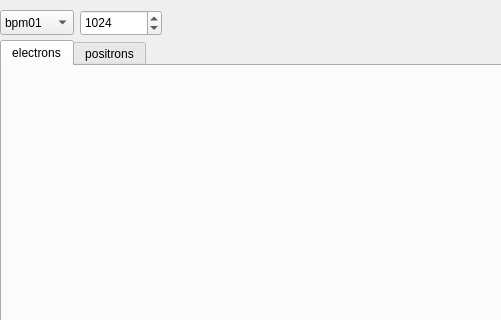
Above: uis/plot's.ui from vitaliibalakin/c_orbit before the change; both pictures show x 0 to 501 and y 0 to 320 of the 947 by 995 pixel window. Below: the same form after it.
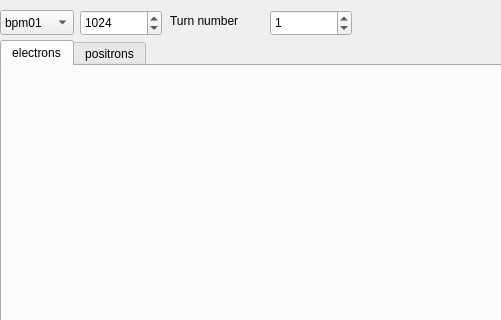
That is the form after the change.

Commit message: one turn processing added

```diff
--- a/uis/plot's.ui
+++ b/uis/plot's.ui
@@ -319,6 +319,35 @@
      <number>1024</number>
     </property>
    </widget>
+   <widget class="QLabel" name="label">
+    <property name="geometry">
+     <rect>
+      <x>170</x>
+      <y>10</y>
+      <width>91</width>
+      <height>21</height>
+     </rect>
+    </property>
+    <property name="text">
+     <string>Turn number</string>
+    </property>
+   </widget>
+   <widget class="QSpinBox" name="turn_number">
+    <property name="geometry">
+     <rect>
+      <x>270</x>
+      <y>10</y>
+      <width>82</width>
+      <height>26</height>
+     </rect>
+    </property>
+    <property name="maximum">
+     <number>1024</number>
+    </property>
+    <property name="value">
+     <number>1</number>
+    </property>
+   </widget>
   </widget>
   <widget class="QMenuBar" name="menubar">
    <property name="geometry">
```
The commit also changes 5 other files.
